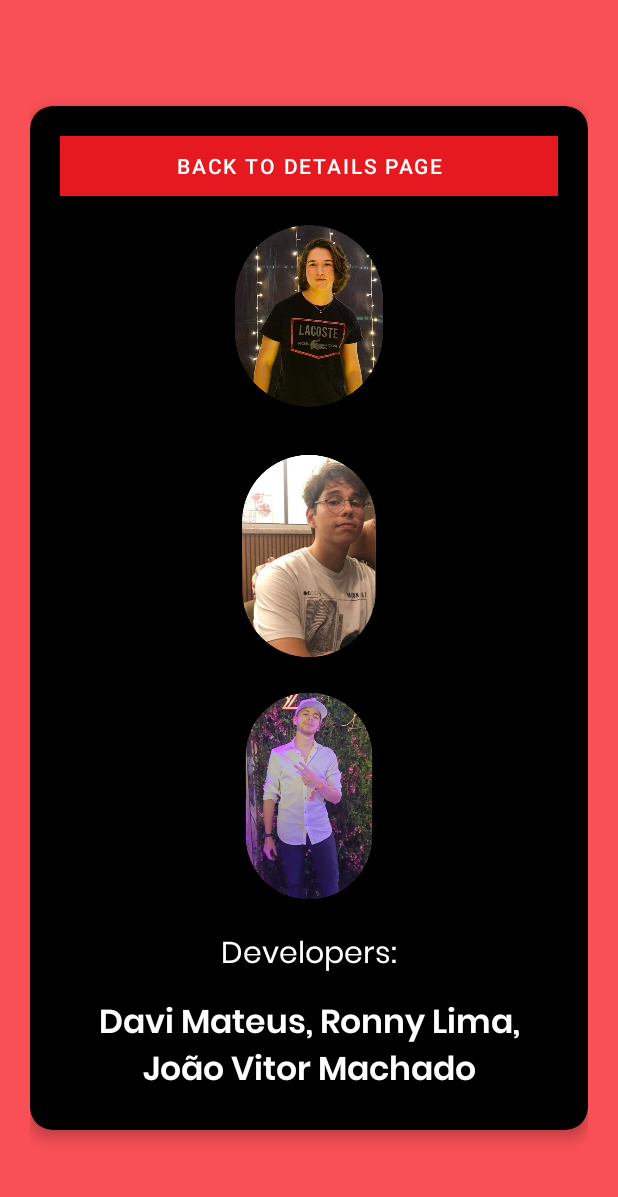
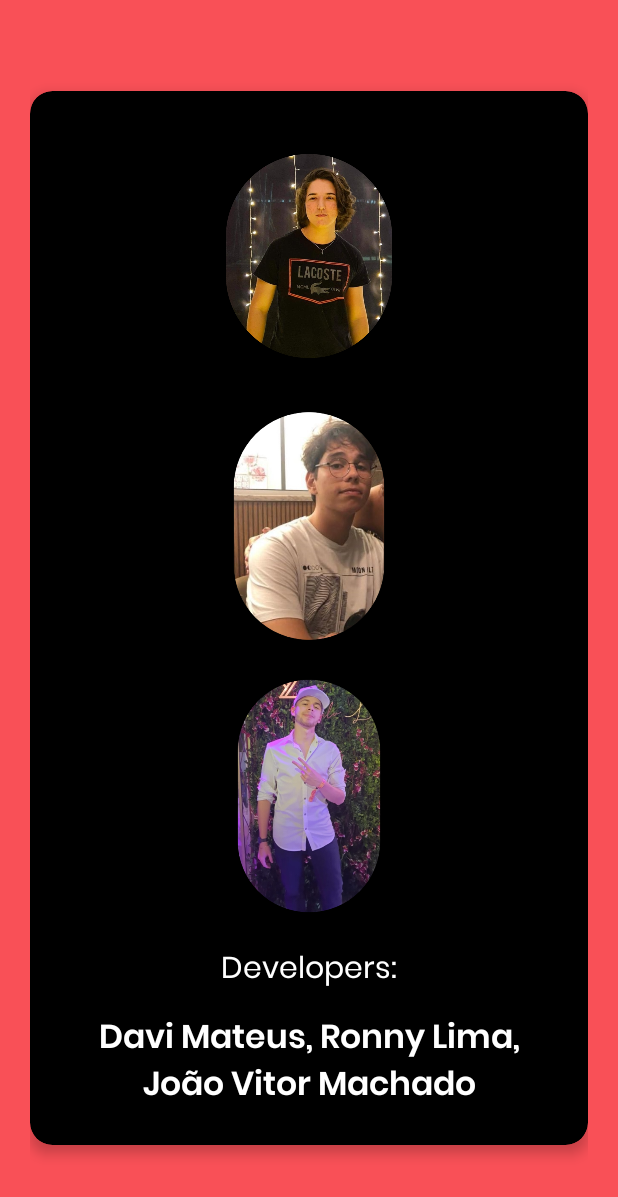
Before and after one commit to ronnylrsd/Marvel-App, an Android app: the FinalActivity screen opened directly, with no data from a screen before it, on a phone screen of 412 x 824 dp. Shown: the top 1197 px of the screen. Run offline under Robolectric (Android 15) with nearby library versions, the phone set to English and light mode, and no system bars; libraries missing offline, so code that uses them is left out: br.unicap.c3.

Commit message:
ajustes finais

```diff
--- a/app/src/main/java/br/unicap/c3/pwm/planetas/FinalActivity.kt
+++ b/app/src/main/java/br/unicap/c3/pwm/planetas/FinalActivity.kt
@@ -15,13 +15,8 @@ class FinalActivity : AppCompatActivity() {
             systemUiVisibility =
                 View.SYSTEM_UI_FLAG_HIDE_NAVIGATION or View.SYSTEM_UI_FLAG_FULLSCREEN
         }
-
         davi_info.setOnClickListener {
             openDaviScreen()
-        }
-
-        button_back_details.setOnClickListener(){
-            onBackPressed()
         }
     }
 
--- a/app/src/main/java/br/unicap/c3/pwm/planetas/PlanetDetail.kt
+++ b/app/src/main/java/br/unicap/c3/pwm/planetas/PlanetDetail.kt
@@ -23,10 +23,6 @@ class PlanetDetail : AppCompatActivity() {
             val intent=Intent(this,FinalActivity::class.java)
             startActivity(intent)
         }
-
-        button_back_home.setOnClickListener(){
-            onBackPressed()
-        }
     }
     private fun setData(obj:PlanetData,planetImg:Int){
         title_info.text=obj.title
--- a/app/src/main/res/layout/activity_final.xml
+++ b/app/src/main/res/layout/activity_final.xml
@@ -22,16 +22,10 @@
             android:gravity="center"
             android:padding="20dp"
             android:orientation="vertical">
-            <Button
-                android:id="@+id/button_back_details"
-                android:layout_width="match_parent"
-                android:layout_height="40dp"
-                android:background="@color/accentRed"
-                android:text="Back to details page" />
 
             <ImageView
                 android:layout_width="200dp"
-                android:layout_height="160dp"
+                android:layout_height="180dp"
                 android:src="@drawable/davi"
                 android:elevation="40dp"
                 android:id="@+id/davi_info"
@@ -39,13 +33,13 @@
 
             <ImageView
                 android:layout_width="200dp"
-                android:layout_height="160dp"
+                android:layout_height="180dp"
                 android:src="@drawable/joao"
                 android:elevation="40dp"/>
 
             <ImageView
                 android:layout_width="200dp"
-                android:layout_height="160dp"
+                android:layout_height="180dp"
                 android:src="@drawable/ronny"
                 android:elevation="40dp"/>
 
```
Also changed, not shown: app/src/main/res/layout/activity_planet_detail.xml (+0 -7 lines).
